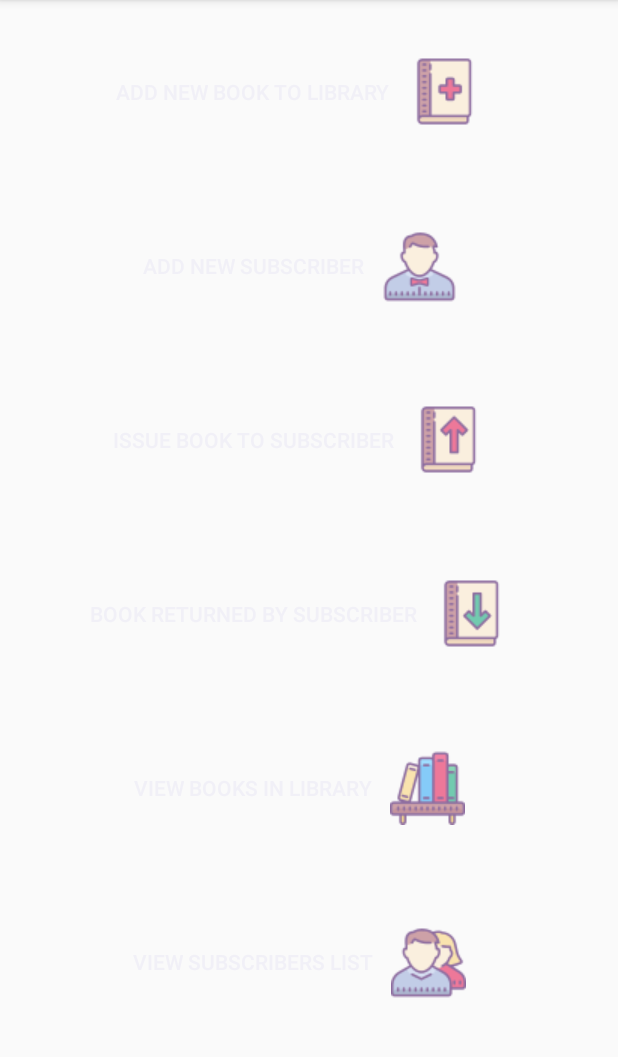
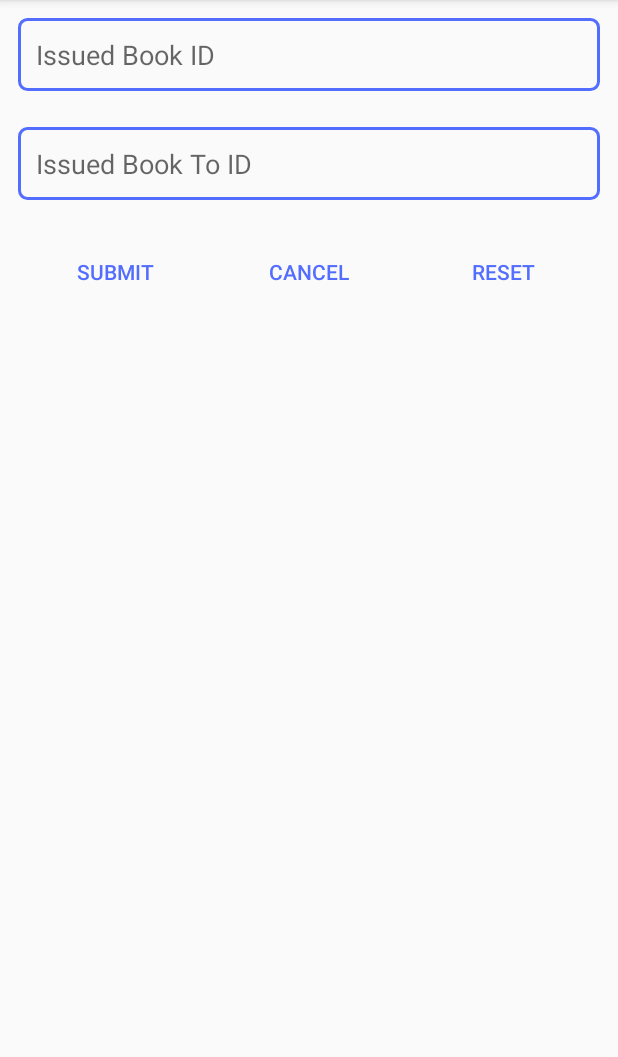
Before and after one commit to AlphaMikeFoxtrot/LibrarianTwo, an Android app: the screen it shows after launch (MainActivity before the commit, IssueBook after it), after a tap on "ISSUE BOOK TO SUBSCRIBER", on a phone screen of 412 x 824 dp, the part 84-1141 px from its top. Run offline under Robolectric (Android 15) with nearby library versions, the phone set to English and light mode, and no system bars.

Commit message:
added new actvity

```diff
--- a/app/src/main/java/com/example/anonymous/librarian/BookRecyclerViewAdapter.java
+++ b/app/src/main/java/com/example/anonymous/librarian/BookRecyclerViewAdapter.java
@@ -53,7 +53,7 @@ public class BookRecyclerViewAdapter extends RecyclerView.Adapter<BookRecyclerVi
 
         } else if(Integer.parseInt(currentBook.getmIsBookIssued()) == 1){
 
-            String isIssued = "True";
+            String isIssued = ISSUED + "True";
             holder.bookIsIssued.setText(isIssued);
 
         }
--- a/app/src/main/java/com/example/anonymous/librarian/MainActivity.java
+++ b/app/src/main/java/com/example/anonymous/librarian/MainActivity.java
@@ -30,6 +30,7 @@ public class MainActivity extends AppCompatActivity {
         mMainActivityItems.add(new MainActivityListViewItem(R.drawable.book_returned, "book returned by subscriber"));
         mMainActivityItems.add(new MainActivityListViewItem(R.drawable.view_all_books, "view books in library"));
         mMainActivityItems.add(new MainActivityListViewItem(R.drawable.view_subscribers_list, "view subscribers list"));
+        mMainActivityItems.add(new MainActivityListViewItem(R.drawable.issued_book_shelf, "view issued books list"));
 
         MainActivityListViewAdapter adapter = new MainActivityListViewAdapter(getApplicationContext(), mMainActivityItems);
         mMainActivityListView.setAdapter(adapter);
@@ -50,10 +51,10 @@ public class MainActivity extends AppCompatActivity {
                         addNewSubscriberItemClicked();
                         break;
 //
-//                    case 2:
-//                        // issue book to subscriber item clicked
-//                        issueBookToSubscriberItemClicked();
-//                        break;
+                    case 2:
+                        // issue book to subscriber item clicked
+                        issueBookToSubscriberItemClicked();
+                        break;
 //
 //                    case 3:
 //                        // return book item clicked
@@ -70,12 +71,21 @@ public class MainActivity extends AppCompatActivity {
                         viewSubscribersListItemClicked();
                         break;
 
+//                    case 6:
+//                        // view issued books list item clicked
+//                        viewIssuedBooksListItemClicked();
+//                        break;
+
                 }
 
             }
         });
 
     }
+
+//    private void viewIssuedBooksListItemClicked() {
+//
+//    }
 
     private void viewSubscribersListItemClicked() {
 
@@ -103,13 +113,14 @@ public class MainActivity extends AppCompatActivity {
 //
 //    }
 //
-//    private void issueBookToSubscriberItemClicked() {
-//
-//        Intent toIssueBook;
-//        toIssueBook.setFlags(Intent.FLAG_ACTIVITY_NEW_TASK);
-//        startActivity(toIssueBook);
-//
-//    }
+    private void issueBookToSubscriberItemClicked() {
+
+        Intent toIssueBook;
+        toIssueBook = new Intent(MainActivity.this, IssueBook.class);
+        toIssueBook.setFlags(Intent.FLAG_ACTIVITY_NEW_TASK);
+        startActivity(toIssueBook);
+
+    }
 //
     private void addNewSubscriberItemClicked() {
 
--- /dev/null
+++ b/app/src/main/res/layout/activity_issue_book.xml
@@ -0,0 +1,68 @@
+<?xml version="1.0" encoding="utf-8"?>
+<LinearLayout
+    xmlns:android="http://schemas.android.com/apk/res/android"
+    xmlns:app="http://schemas.android.com/apk/res-auto"
+    xmlns:tools="http://schemas.android.com/tools"
+    android:layout_width="match_parent"
+    android:layout_height="match_parent"
+    android:orientation="vertical"
+    tools:context="com.example.anonymous.librarian.IssueBook">
+
+    <EditText
+        android:layout_margin="12dp"
+        android:id="@+id/issued_book_id_edit_text"
+        android:layout_width="match_parent"
+        android:layout_height="wrap_content"
+        android:background="@drawable/round_edit_text_border"
+        android:padding="12dp"
+        android:hint="Issued Book ID"/>
+
+    <EditText
+        android:layout_margin="12dp"
+        android:id="@+id/issued_book_to_id_edit_text"
+        android:layout_width="match_parent"
+        android:layout_height="wrap_content"
+        android:background="@drawable/round_edit_text_border"
+        android:padding="12dp"
+        android:hint="Issued Book To ID"/>
+
+    <LinearLayout
+        android:layout_margin="12dp"
+        android:layout_width="match_parent"
+        android:layout_height="wrap_content"
+        android:orientation="horizontal"
+        android:gravity="center">
+
+        <Button
+            android:layout_weight="1"
+            android:layout_width="0dp"
+            android:layout_height="wrap_content"
+            android:layout_gravity="center_horizontal"
+            android:layout_margin="12dp"
+            style="@style/Widget.AppCompat.Button.Borderless.Colored"
+            android:text="Submit"
+            android:id="@+id/issue_book_submit_button"/>
+
+        <Button
+            android:layout_weight="1"
+            android:layout_width="0dp"
+            android:layout_height="wrap_content"
+            android:layout_gravity="center_horizontal"
+            android:layout_margin="12dp"
+            style="@style/Widget.AppCompat.Button.Borderless.Colored"
+            android:text="Cancel"
+            android:id="@+id/issue_book_cancel_button"/>
+
+        <Button
+            android:layout_weight="1"
+            android:layout_width="0dp"
+            android:layout_height="wrap_content"
+            android:layout_gravity="center_horizontal"
+            android:layout_margin="12dp"
+            style="@style/Widget.AppCompat.Button.Borderless.Colored"
+            android:text="Reset"
+            android:id="@+id/issue_book_reset_button"/>
+
+    </LinearLayout>
+
+</LinearLayout>
```
Also changed, not shown: app/src/main/AndroidManifest.xml (+9 -10 lines), app/src/main/java/com/example/anonymous/librarian/IssueBook.java (added, +182 -0 lines), app/src/main/java/com/example/anonymous/librarian/IssuedBooksList.java (added, +13 -0 lines), app/src/main/res/layout-v21/issued_books_list_custom_card_view.xml (added, +73 -0 lines), app/src/main/res/layout/activity_issued_books_list.xml (added, +22 -0 lines), app/src/main/res/drawable/issued_book_shelf.png (added).
